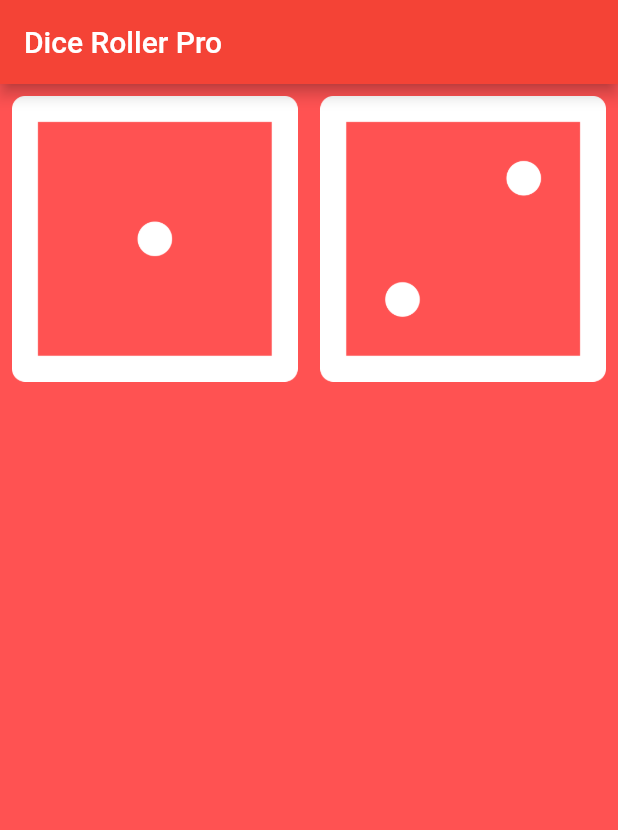
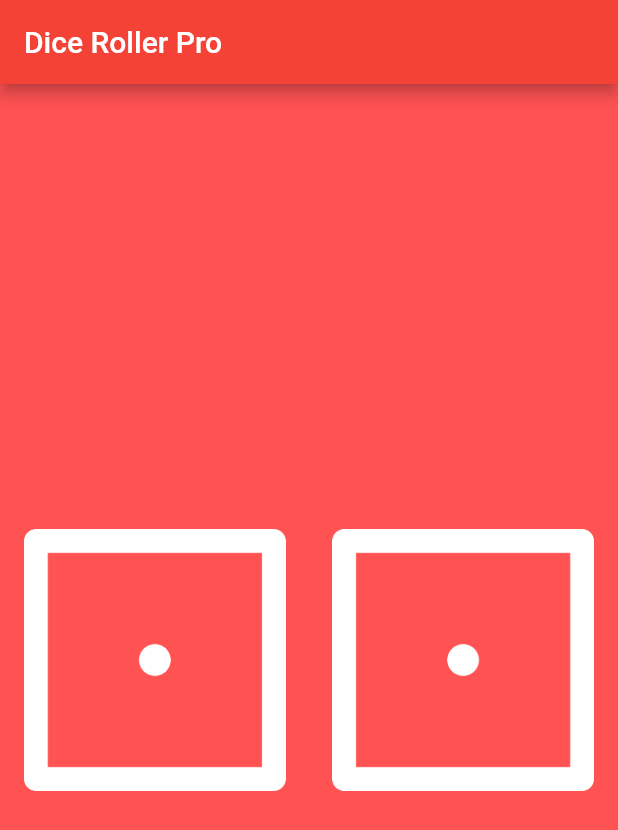
Before and after one commit to bhuvabhavik/dice-roller-pro, a Flutter app: the screen it shows after launch, on a phone screen of 412 x 824 dp. Shown: the top 830 px of the screen. Run offline on Flutter 3.47's test engine with Material 2 defaults, Android fonts, the phone set to English and light mode, and no system bars.

Commit message:
hacked dice final

```diff
--- a/lib/main.dart
+++ b/lib/main.dart
@@ -1,11 +1,22 @@
+import 'dart:math';
+
 import 'package:flutter/material.dart';
 
 void main() {
-  runApp(const MyApp());
+  runApp(MyApp());
 }
 
-class MyApp extends StatelessWidget {
-  const MyApp({Key? key}) : super(key: key);
+class MyApp extends StatefulWidget {
+  MyApp({Key? key}) : super(key: key);
+
+  @override
+  State<MyApp> createState() => _MyAppState();
+}
+
+class _MyAppState extends State<MyApp> {
+  var leftDice = 1;
+
+  var rightDice = 1;
 
   @override
   Widget build(BuildContext context) {
@@ -18,15 +29,45 @@ class MyApp extends StatelessWidget {
         ),
         body: Padding(
           padding: const EdgeInsets.all(8.0),
+          child: Center(
             child: Row(
               crossAxisAlignment: CrossAxisAlignment.center,
               children: [
-              Expanded(child: Image.asset('images/dice1.png')),
-              SizedBox(
+                Expanded(
+                  child: TextButton(
+                    onPressed: () {
+                      setState(() {
+                        leftDice = Random().nextInt(6) + 1;
+                      });
+                    },
+                    onLongPress: () {
+                      setState(() {
+                        leftDice = 6;
+                      });
+                    },
+                    child: Image.asset('images/dice$leftDice.png'),
+                  ),
+                ),
+                const SizedBox(
                   width: 15,
                 ),
-              Expanded(child: Image.asset('images/dice2.png')),
+                Expanded(
+                  child: TextButton(
+                    onPressed: () {
+                      setState(() {
+                        rightDice = Random().nextInt(6) + 1;
+                      });
+                    },
+                    onLongPress: () {
+                      setState(() {
+                        rightDice = 6;
+                      });
+                    },
+                    child: Image.asset('images/dice$rightDice.png'),
+                  ),
+                ),
               ],
+            ),
           ),
         ),
       ),
```
Lines whose indentation alone changed are shown as unchanged.
